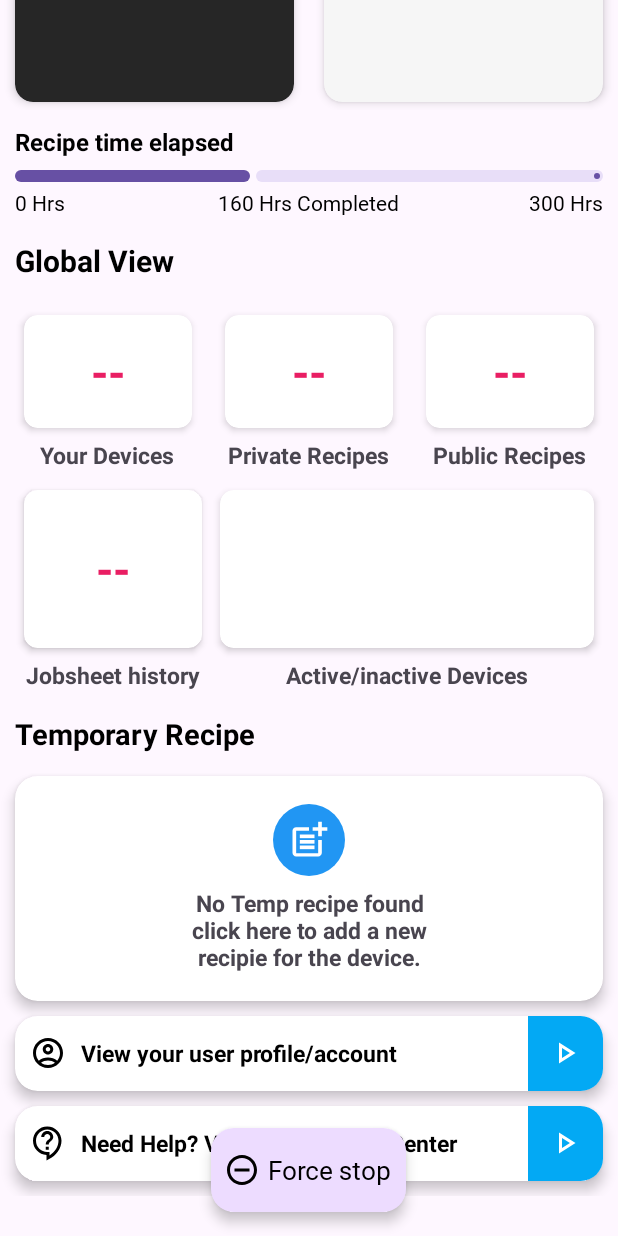
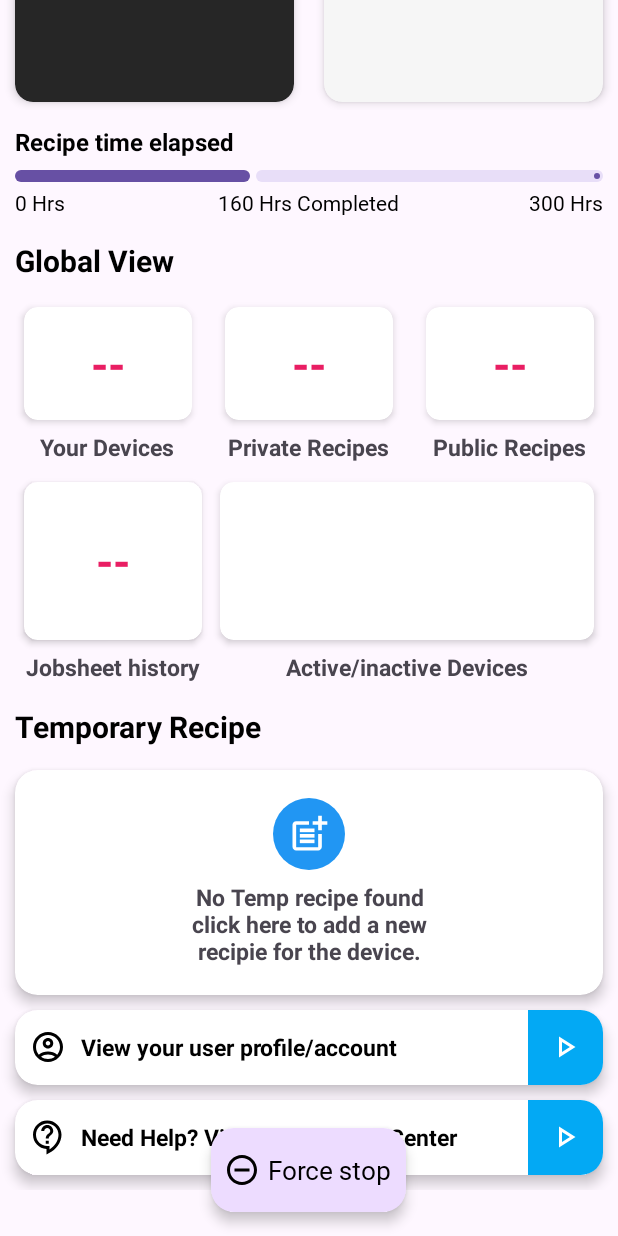
Before and after one commit to hrishikeshprateek/IOT-Dryer-Thinfinity-Android-, an Android app: the layout fragment_devicedashboard.xml on its own in the app's theme, with its tools: preview values and no code run, scrolled down 576 dp, on a phone screen of 412 x 824 dp. Run offline under Robolectric (Android 15) with nearby library versions, the light colour scheme and no system bars; plain views replace SliderLayout, WaveLoadingView; network calls fail; Roboto replaces fonts that are not available here.

Commit message:
#1.2 Typecast

```diff
--- a/app/build.gradle
+++ b/app/build.gradle
@@ -38,6 +38,8 @@ dependencies {
         exclude group: 'com.android.support', module: 'support-compat'
     }
 
+    implementation 'com.github.chrisbanes:PhotoView:2.3.0'
+
     implementation 'com.github.bumptech.glide:glide:4.14.2'
     implementation 'com.github.firdausmaulan:GlideSlider:1.5.1'
     implementation 'com.google.code.gson:gson:2.11.0'
--- a/app/src/main/java/thundersharp/thinkfinity/dryer/users/UsersHome.java
+++ b/app/src/main/java/thundersharp/thinkfinity/dryer/users/UsersHome.java
@@ -78,8 +78,6 @@ public class UsersHome extends AppCompatActivity implements onRestart {
             device_uuid.setText("Your current selected device is "+deviceConfig.getId());
         }
 
-
-
         t1 = new TextToSpeech(this, status -> {
             if(status != TextToSpeech.ERROR) {
                 t1.setLanguage(Locale.US);
@@ -120,7 +118,7 @@ public class UsersHome extends AppCompatActivity implements onRestart {
                 }
                 return true;
             });
-            // Showing the popup menu
+
             popupMenu.show();
         });
 
--- a/app/src/main/res/layout/fragment_devicedashboard.xml
+++ b/app/src/main/res/layout/fragment_devicedashboard.xml
@@ -374,7 +374,7 @@
                         android:layout_width="match_parent"
                         android:layout_height="wrap_content"
                         android:orientation="horizontal"
-                        android:layout_marginTop="15dp"
+                        android:layout_marginTop="10dp"
                         android:weightSum="3"
                         android:baselineAligned="false">
 
@@ -605,7 +605,7 @@
                 <TextView
                     android:layout_width="match_parent"
                     android:layout_height="wrap_content"
-                    android:textSize="19sp"
+                    android:textSize="20sp"
                     android:textColor="#000000"
                     android:textStyle="bold"
                     android:layout_marginStart="10dp"
```
Also changed, not shown: app/src/main/java/thundersharp/thinkfinity/dryer/users/core/adapters/RecipieHolderAdapter.java (+23 -2 lines), app/src/main/res/layout/dialog_recipe_image.xml (added, +13 -0 lines).
